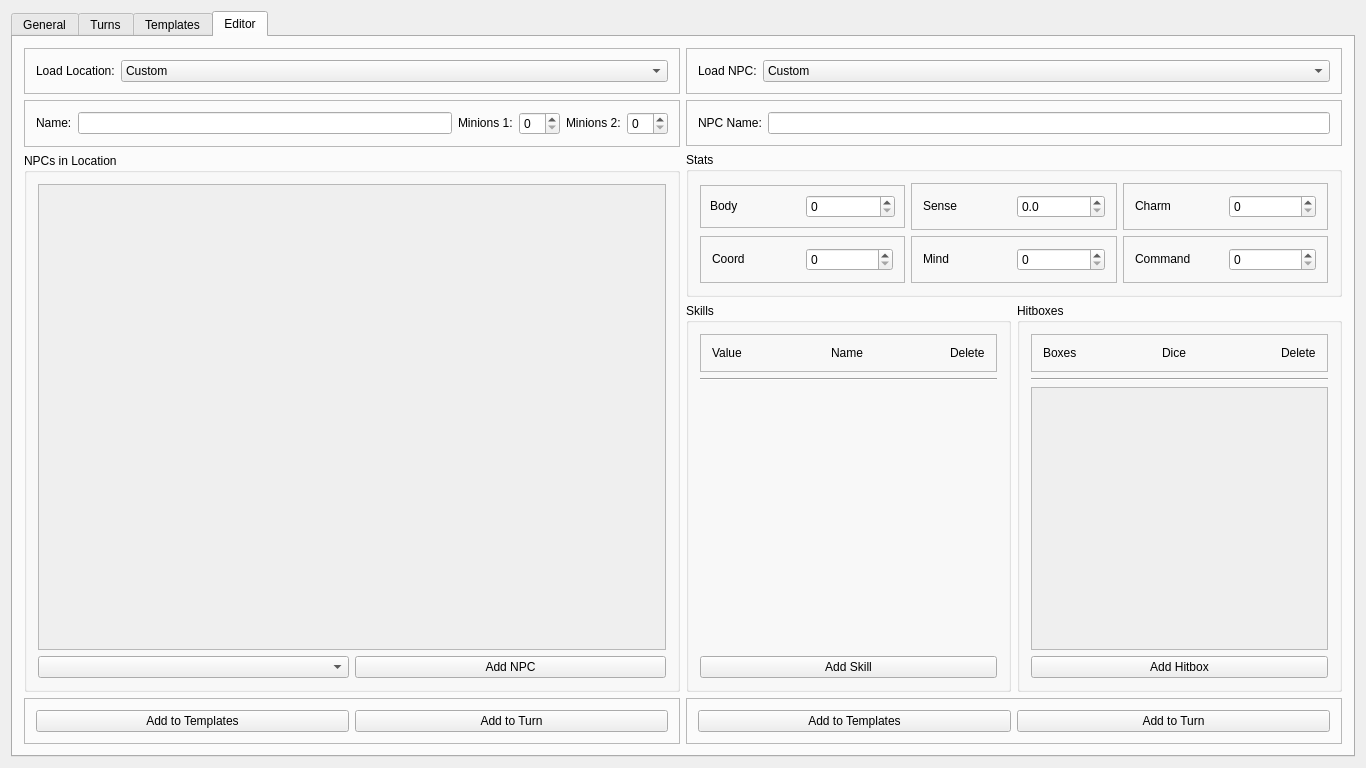
The window that src/mainwindow.ui (zobin8/talented-gm) describes before a commit, drawn with Qt 5.
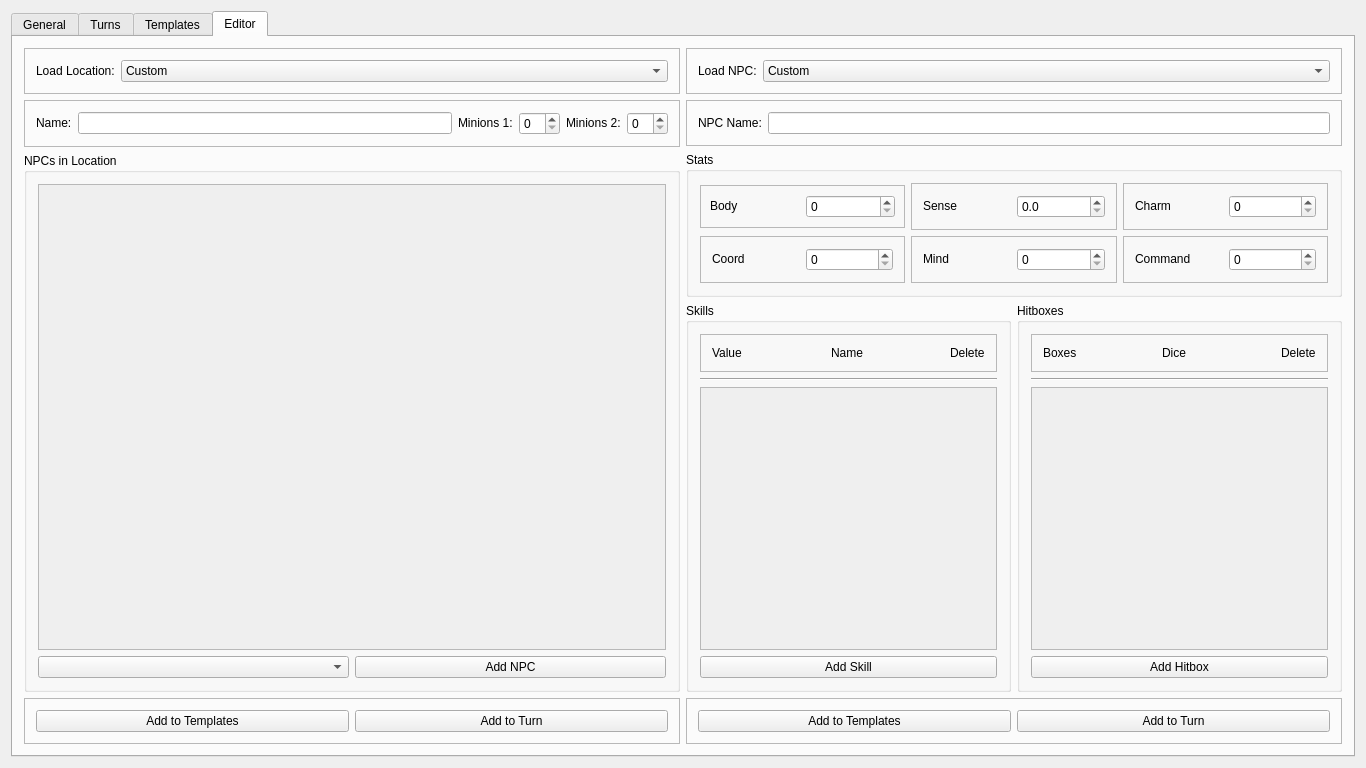
The same window after the commit.

Commit message: Added skills to editor  * They are basically the same as hitBoxes from a coding perspective.  * I can feel the refactoring coming.  * This finishes all necessary features for the editor tab.

Diff of the .ui file:
```diff
--- a/src/mainwindow.ui
+++ b/src/mainwindow.ui
@@ -1754,22 +1754,33 @@
                     <property name="bottomMargin">
                      <number>0</number>
                     </property>
+                    <item>
+                     <widget class="QScrollArea" name="scrollArea_3">
+                      <property name="sizePolicy">
+                       <sizepolicy hsizetype="Preferred" vsizetype="Expanding">
+                        <horstretch>0</horstretch>
+                        <verstretch>0</verstretch>
+                       </sizepolicy>
+                      </property>
+                      <property name="widgetResizable">
+                       <bool>true</bool>
+                      </property>
+                      <widget class="QWidget" name="editSkillScrollContents">
+                       <property name="geometry">
+                        <rect>
+                         <x>0</x>
+                         <y>0</y>
+                         <width>305</width>
+                         <height>321</height>
+                        </rect>
+                       </property>
+                       <layout class="QVBoxLayout" name="verticalLayout_19"/>
+                      </widget>
+                     </widget>
+                    </item>
                    </layout>
                   </widget>
                  </item>
-                 <item>
-                  <spacer name="verticalSpacer_8">
-                   <property name="orientation">
-                    <enum>Qt::Vertical</enum>
-                   </property>
-                   <property name="sizeHint" stdset="0">
-                    <size>
-                     <width>20</width>
-                     <height>40</height>
-                    </size>
-                   </property>
-                  </spacer>
-                 </item>
                  <item>
                   <widget class="QPushButton" name="editAddSkillButton">
                    <property name="text">
```
The commit also changes 4 other files.
